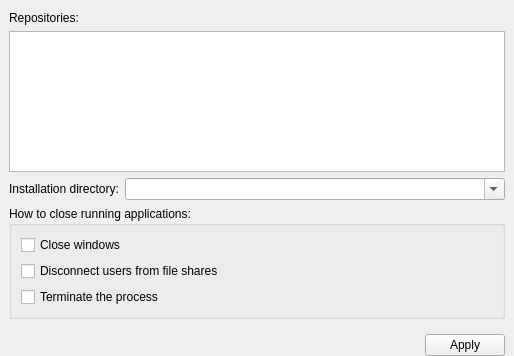
First picture: the form in wpmcpp/src/settingsframe.ui, repository npackd/npackd-cpp, before the edit.
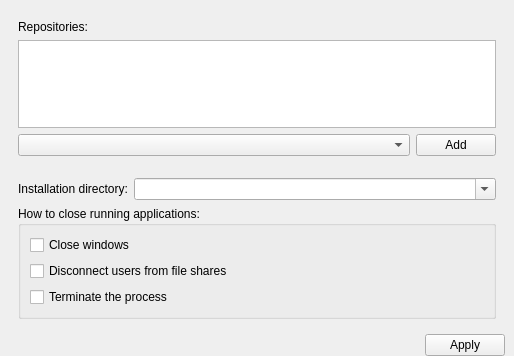
Second picture: the form after the edit.

Commit message: combobox with used repositories

Diff of the .ui file:
```diff
--- a/wpmcpp/src/settingsframe.ui
+++ b/wpmcpp/src/settingsframe.ui
@@ -40,20 +40,8 @@
      <property name="frameShadow">
       <enum>QFrame::Plain</enum>
      </property>
-     <layout class="QFormLayout" name="formLayout">
-      <property name="fieldGrowthPolicy">
-       <enum>QFormLayout::AllNonFixedFieldsGrow</enum>
-      </property>
-      <property name="leftMargin">
-       <number>0</number>
-      </property>
-      <property name="topMargin">
-       <number>0</number>
-      </property>
-      <property name="rightMargin">
-       <number>0</number>
-      </property>
-      <item row="0" column="0">
+     <layout class="QVBoxLayout" name="verticalLayout_3">
+      <item>
        <widget class="QLabel" name="label">
         <property name="text">
          <string>Repositories:</string>
@@ -63,7 +51,7 @@
         </property>
        </widget>
       </item>
-      <item row="1" column="0" colspan="2">
+      <item>
        <widget class="QPlainTextEdit" name="plainTextEditReps">
         <property name="sizePolicy">
          <sizepolicy hsizetype="Expanding" vsizetype="Expanding">
@@ -96,7 +84,39 @@
         </property>
        </widget>
       </item>
-      <item row="3" column="0">
+      <item>
+       <layout class="QHBoxLayout" name="horizontalLayout" stretch="1,0">
+        <property name="bottomMargin">
+         <number>16</number>
+        </property>
+        <item>
+         <widget class="QComboBox" name="comboBoxRep">
+          <property name="toolTip">
+           <string>list of previously used repositories</string>
+          </property>
+          <property name="editable">
+           <bool>false</bool>
+          </property>
+          <property name="frame">
+           <bool>true</bool>
+          </property>
+         </widget>
+        </item>
+        <item>
+         <widget class="QPushButton" name="pushButtonAddRep">
+          <property name="toolTip">
+           <string>add the selected previously used repository to the active list</string>
+          </property>
+          <property name="text">
+           <string>Add</string>
+          </property>
+         </widget>
+        </item>
+       </layout>
+      </item>
+      <item>
+       <layout class="QHBoxLayout" name="horizontalLayout_2" stretch="0,1">
+        <item>
        <widget class="QLabel" name="label_2">
         <property name="text">
          <string>Installation directory:</string>
@@ -106,7 +126,7 @@
         </property>
        </widget>
       </item>
-      <item row="3" column="1">
+        <item>
        <widget class="QComboBox" name="comboBoxDir">
         <property name="toolTip">
          <string>&lt;!DOCTYPE HTML PUBLIC &quot;-//W3C//DTD HTML 4.0//EN&quot; &quot;http://www.w3.org/TR/REC-html40/strict.dtd&quot;&gt;
@@ -119,6 +139,9 @@
 &lt;li style=&quot; font-size:8pt;&quot; style=&quot; margin-top:0px; margin-bottom:12px; margin-left:0px; margin-right:0px; -qt-block-indent:0; text-indent:0px;&quot;&gt;some packages require that the installation path does not contain spaces&lt;/li&gt;&lt;/ul&gt;
 &lt;p style=&quot; margin-top:0px; margin-bottom:12px; margin-left:0px; margin-right:0px; -qt-block-indent:0; text-indent:0px;&quot;&gt;&lt;span style=&quot; font-size:8pt;&quot;&gt;You can change the value at any time. This setting does not affect already installed packages.&lt;/span&gt;&lt;/p&gt;&lt;/body&gt;&lt;/html&gt;</string>
         </property>
+          <property name="autoFillBackground">
+           <bool>false</bool>
+          </property>
         <property name="editable">
          <bool>true</bool>
         </property>
@@ -127,7 +150,9 @@
         </property>
        </widget>
       </item>
-      <item row="4" column="0" colspan="2">
+       </layout>
+      </item>
+      <item>
        <widget class="QGroupBox" name="groupBox">
         <property name="title">
          <string>How to close running applications:</string>
```
Left out of the diff: 1 changed line with no effect on the pictures. Lines whose indentation alone changed are shown as unchanged. The commit also changes 6 other files.
